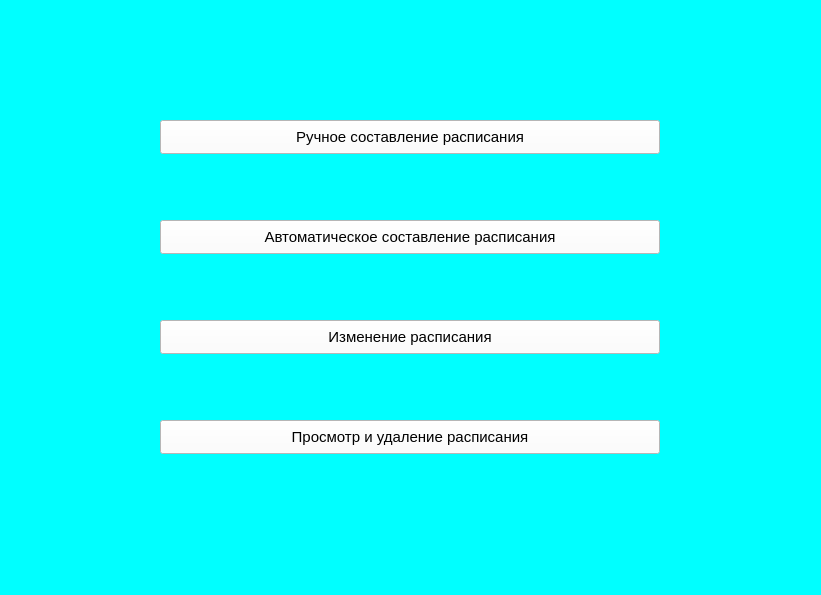
saaasssska/helper_by_school, file frontend/make_schedule.ui: the form before one commit.
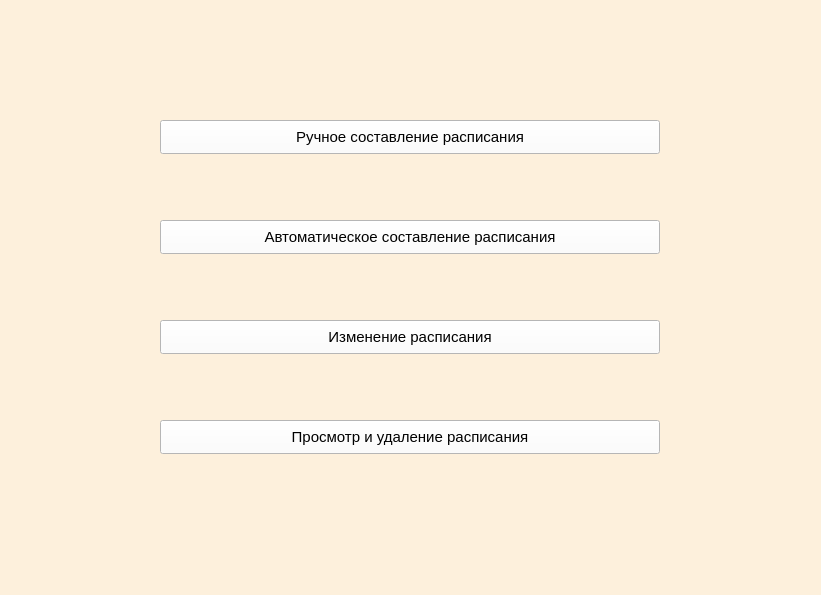
The form after the commit. Icons and pictures are not drawn.

Patch:
```diff
--- a/frontend/make_schedule.ui
+++ b/frontend/make_schedule.ui
@@ -14,7 +14,7 @@
    <string>Form</string>
   </property>
   <property name="styleSheet">
-   <string notr="true">background-color: rgb(0, 255, 255);</string>
+   <string notr="true">background-color: rgb(253, 240, 220);</string>
   </property>
   <widget class="QPushButton" name="push_hand_schedule">
    <property name="geometry">
```
